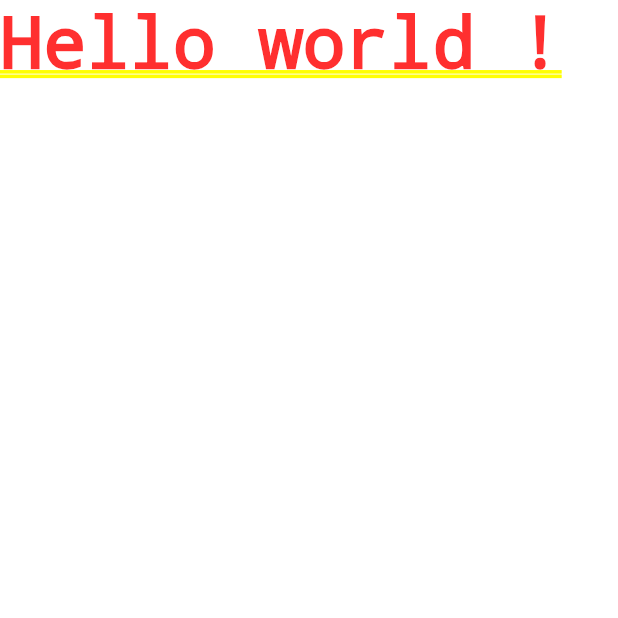
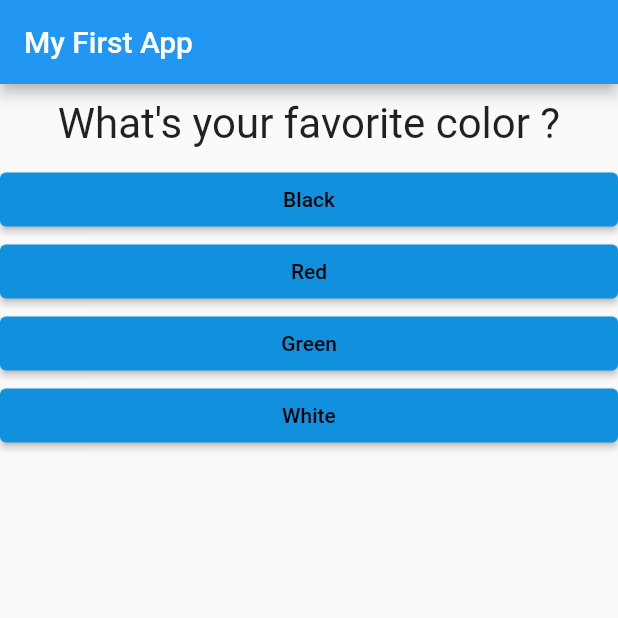
Before and after one commit to BSevault/flutter_first_project, a Flutter app: the screen it shows after launch, on a phone screen of 412 x 824 dp, the top half of it. Run offline on Flutter 3.47's test engine with Material 2 defaults, Android fonts, the phone set to English and light mode, and no system bars.

Commit message:
cours ongoing

```diff
--- /dev/null
+++ b/lib/answer.dart
@@ -0,0 +1,26 @@
+// ignore_for_file: sized_box_for_whitespace
+
+import 'package:flutter/material.dart';
+
+class Answer extends StatelessWidget {
+  final VoidCallback selectHandler;
+  final String answerText;
+
+  const Answer(this.selectHandler, this.answerText, {Key? key})
+      : super(key: key);
+
+  @override
+  Widget build(BuildContext context) {
+    return Container(
+      width: double.infinity,
+      child: ElevatedButton(
+        style: ElevatedButton.styleFrom(
+          primary: const Color(0xFF1190DE),
+          onPrimary: Colors.black,
+        ),
+        child: Text(answerText),
+        onPressed: selectHandler,
+      ),
+    );
+  }
+}
--- a/lib/main.dart
+++ b/lib/main.dart
@@ -1,16 +1,70 @@
 import 'package:flutter/material.dart';
+
+import './question.dart';
+import './answer.dart';
 
 // void main() {
 //   runApp(MyApp());
 // }
 
-void main() => runApp(MyApp());
+void main() => runApp(const MyApp());
 
-class MyApp extends StatelessWidget {
+@immutable
+class MyApp extends StatefulWidget {
+  const MyApp({Key? key}) : super(key: key);
+
+  @override
+  State<StatefulWidget> createState() {
+    // TODO: implement createState
+    return _MyAppState();
+  }
+}
+
+class _MyAppState extends State<MyApp> {
+  var _questionIndex = 0;
+
+  void _answerQuestion() {
+    setState(() {
+      if (_questionIndex < 2) {
+        _questionIndex = _questionIndex + 1;
+      }
+    });
+    debugPrint("Answer chosen !");
+    debugPrint("_questionIndex: " + _questionIndex.toString());
+  }
+
   @override
   Widget build(BuildContext context) {
+    var questions = [
+      {
+        "questionText": "What's your favorite color ?",
+        "answers": ["Black", "Red", "Green", "White"]
+      },
+      {
+        "questionText": "What's your favorite animal ?",
+        "answers": ["Rabbit", "Snake", "Elephant", "Lion"]
+      },
+      {
+        "questionText": "Who's your favorite instructor ?",
+        "answers": ["Max", "Max", "Max", "Max"]
+      }
+    ];
     return MaterialApp(
-      home: Text('Hello world !'),
+      home: Scaffold(
+        appBar: AppBar(
+          title: const Text("My First App"),
+        ),
+        body: Column(
+          children: [
+            Question(
+              questions[_questionIndex]["questionText"] as String,
+            ),
+            ...(questions[_questionIndex]["answers"] as List<String>).map((answer) {
+              return Answer(_answerQuestion, answer);
+            }).toList(),
+          ],
+        ),
+      ),
     );
   }
 }
--- /dev/null
+++ b/lib/question.dart
@@ -0,0 +1,20 @@
+import 'package:flutter/material.dart';
+
+class Question extends StatelessWidget {
+  final String questionText;
+
+  const Question(this.questionText, {Key? key}) : super(key: key);
+
+  @override
+  Widget build(BuildContext context) {
+    return Container(
+      width: double.infinity,
+      margin: const EdgeInsets.all(10),
+      child: Text(
+        questionText,
+        style: const TextStyle(fontSize: 28),
+        textAlign: TextAlign.center,
+      ),
+    );
+  }
+}
```
